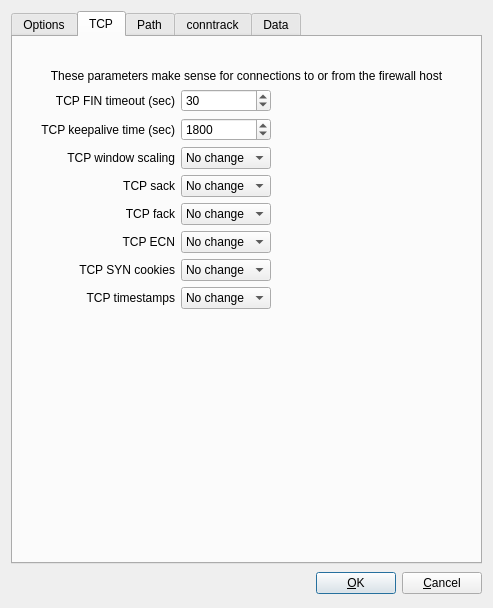
Qt form src/firewallfabrik/gui/ui/linuxsettingsdialog_q.ui (Linuxfabrik/firewallfabrik) before a commit.
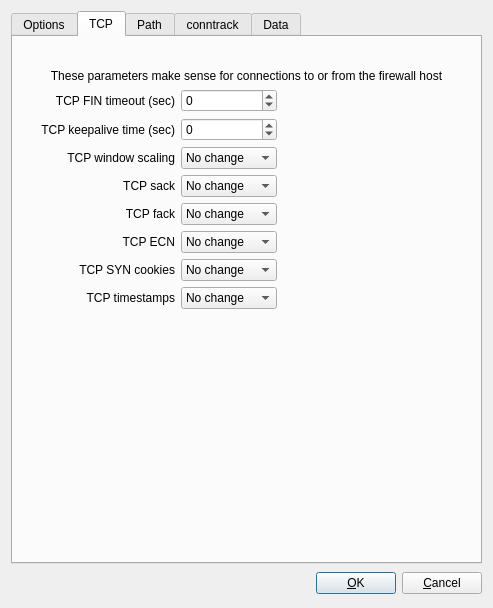
The same form after that commit. The open tabs and pages were chosen to show the change.

Commit message: fix(gui): the conntrack limits can be left at the kernel default

Patch:
```diff
--- a/src/firewallfabrik/gui/ui/linuxsettingsdialog_q.ui
+++ b/src/firewallfabrik/gui/ui/linuxsettingsdialog_q.ui
@@ -527,28 +527,42 @@
        </item>
        <item row="2" column="1" colspan="2">
         <widget class="QSpinBox" name="linux24_tcp_fin_timeout">
+         <property name="toolTip">
+          <string>How many seconds a socket the firewall itself closed waits in
+FIN-WAIT-2.  "kernel default" leaves
+/proc/sys/net/ipv4/tcp_fin_timeout alone.  Zero counts as "kernel
+default" too: a real zero closes the socket at once and breaks the
+orderly end of a connection.</string>
+         </property>
+         <property name="specialValueText">
+          <string>kernel default</string>
+         </property>
          <property name="minimum">
-          <number>0</number>
+          <number>-1</number>
          </property>
          <property name="maximum">
           <number>1000</number>
          </property>
-         <property name="value">
-          <number>30</number>
-         </property>
         </widget>
        </item>
        <item row="3" column="1" colspan="2">
         <widget class="QSpinBox" name="linux24_tcp_keepalive_interval">
+         <property name="toolTip">
+          <string>How many seconds pass between keepalive probes on an idle
+connection of the firewall itself.  "kernel default" leaves
+/proc/sys/net/ipv4/tcp_keepalive_intvl alone.  Zero counts as
+"kernel default" too, because a real zero leaves no room between
+the probes.</string>
+         </property>
+         <property name="specialValueText">
+          <string>kernel default</string>
+         </property>
          <property name="minimum">
-          <number>0</number>
+          <number>-1</number>
          </property>
          <property name="maximum">
           <number>10000</number>
          </property>
-         <property name="value">
-          <number>1800</number>
-         </property>
         </widget>
        </item>
        <item row="4" column="1" colspan="2">
```
Left out of the diff: 26 changed lines with no effect on the pictures. The commit also changes 3 other files.
